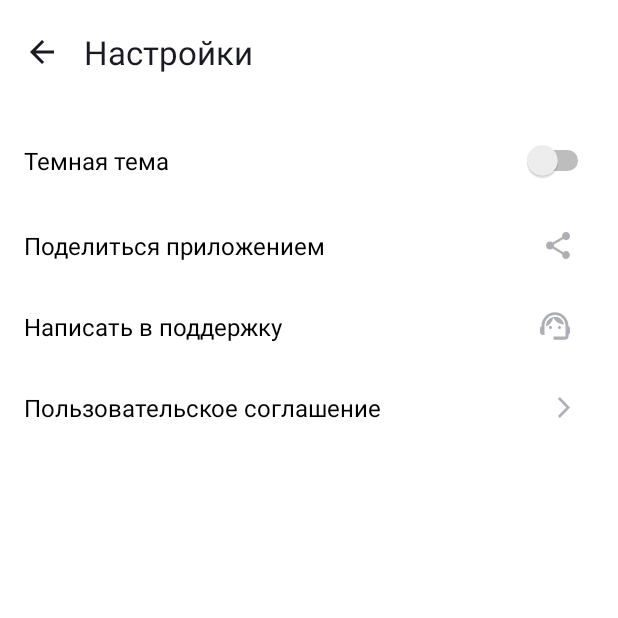
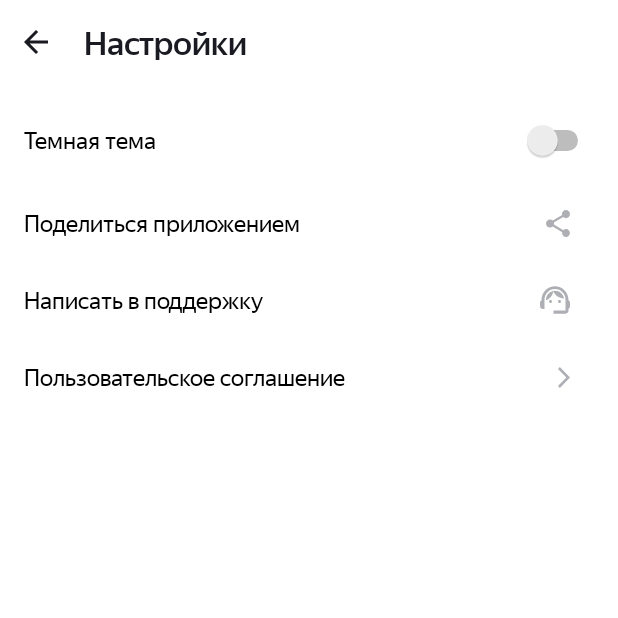
Before and after one commit to lsltnv/Playlist-Maker, an Android app: the SettingsActivity screen opened directly, with no data from a screen before it, on a phone screen of 412 x 824 dp, the top half of it. Run offline under Robolectric (Android 15) with nearby library versions, the phone set to English and light mode, and no system bars.

Commit message:
9.1.3 спринт

```diff
--- a/app/src/main/res/layout/activity_settings.xml
+++ b/app/src/main/res/layout/activity_settings.xml
@@ -3,50 +3,48 @@
 
     android:layout_width="match_parent"
     android:layout_height="match_parent"
-    android:orientation="vertical"
-    android:background="@color/background_app_white">
+    android:background="@color/background_app_white"
+    android:orientation="vertical">
 
-    <LinearLayout
+
+    <androidx.appcompat.widget.Toolbar
+        android:id="@+id/toolbar"
         android:layout_width="match_parent"
-        android:layout_height="wrap_content"
-        android:orientation="horizontal"
-        android:padding="20dp">
+        android:layout_height="?attr/actionBarSize"
+        android:padding="16dp">
+
 
         <ImageView
             android:id="@+id/ic_back_button"
             android:layout_width="wrap_content"
             android:layout_height="wrap_content"
-            android:src="@drawable/ic_back"
-            android:layout_gravity="center"/>
+            android:layout_gravity="start"
+
+            android:src="@drawable/ic_back" />
+
 
         <TextView
+            android:id="@+id/toolbar_title"
             android:layout_width="wrap_content"
             android:layout_height="wrap_content"
-
-            android:layout_gravity="start"
-            android:layout_marginStart="20dp"
-
+            android:layout_marginStart="40dp"
+            android:fontFamily="@font/ys_display_medium"
             android:text="@string/settings"
             android:textColor="@color/text_color_black"
-            android:textSize="@dimen/text_size_22sp"/>
-    </LinearLayout>
+            android:textSize="@dimen/text_size_22sp"
+
+            />
+
+
+    </androidx.appcompat.widget.Toolbar>
 
     <FrameLayout
-        android:layout_width="match_parent"
-        android:layout_height="wrap_content"
-
-        android:padding="@dimen/padding_16dp"
+        style="@style/settings_frame_layout"
         android:layout_marginTop="8dp">
 
         <TextView
-            android:layout_width="wrap_content"
-            android:layout_height="wrap_content"
-
-            android:layout_gravity="start|center_vertical"
-
-            android:text="@string/Dark_theme"
-            android:textSize="@dimen/text_size_16sp"
-            android:textColor="@color/text_color_black_settings"/>
+            style="@style/settings_text_style"
+            android:text="@string/Dark_theme" />
 
         <Switch
             android:layout_width="wrap_content"
@@ -54,82 +52,37 @@
             android:layout_gravity="end|center_vertical" />
     </FrameLayout>
 
-    <FrameLayout
-        android:layout_width="match_parent"
-        android:layout_height="wrap_content"
-
-        android:padding="@dimen/padding_16dp">
+    <FrameLayout style="@style/settings_frame_layout">
 
         <TextView
-            android:layout_width="wrap_content"
-            android:layout_height="wrap_content"
-
-            android:layout_gravity="start|center_vertical"
-
-            android:text="@string/share"
-            android:textSize="@dimen/text_size_16sp"
-            android:textColor="@color/text_color_black_settings"/>
+            style="@style/settings_text_style"
+            android:text="@string/share" />
 
         <ImageView
-            android:layout_width="wrap_content"
-            android:layout_height="wrap_content"
-
-            android:src="@drawable/ic_share"
-
-            android:layout_gravity="end|center_vertical"
-            android:layout_marginEnd="@dimen/padding_16dp"/>
+            style="@style/icon_settings"
+            android:src="@drawable/ic_share" />
     </FrameLayout>
 
-    <FrameLayout
-        android:layout_width="match_parent"
-        android:layout_height="wrap_content"
-
-        android:padding="@dimen/padding_16dp">
+    <FrameLayout style="@style/settings_frame_layout">
 
         <TextView
-            android:layout_width="wrap_content"
-            android:layout_height="wrap_content"
-
-            android:layout_gravity="start|center_vertical"
-
-            android:text="@string/support"
-            android:textSize="@dimen/text_size_16sp"
-            android:textColor="@color/text_color_black_settings"/>
+            style="@style/settings_text_style"
+            android:text="@string/support" />
 
         <ImageView
-            android:layout_width="wrap_content"
-            android:layout_height="wrap_content"
-
-            android:src="@drawable/ic_support"
-
-            android:layout_gravity="end|center_vertical"
-            android:layout_marginEnd="@dimen/padding_16dp"/>
+            style="@style/icon_settings"
+            android:src="@drawable/ic_support" />
     </FrameLayout>
 
-    <FrameLayout
-        android:layout_width="match_parent"
-        android:layout_height="wrap_content"
-
-        android:padding="@dimen/padding_16dp">
+    <FrameLayout style="@style/settings_frame_layout">
 
         <TextView
-            android:layout_width="wrap_content"
-            android:layout_height="wrap_content"
-
-            android:layout_gravity="start|center_vertical"
-
-            android:text="@string/user_agreement"
-            android:textSize="@dimen/text_size_16sp"
-            android:textColor="@color/text_color_black_settings"/>
+            style="@style/settings_text_style"
+            android:text="@string/user_agreement" />
 
         <ImageView
-            android:layout_width="wrap_content"
-            android:layout_height="wrap_content"
-
-            android:src="@drawable/ic_forward"
-
-            android:layout_gravity="end|center_vertical"
-            android:layout_marginEnd="@dimen/padding_16dp"/>
+            style="@style/icon_settings"
+            android:src="@drawable/ic_forward" />
     </FrameLayout>
 
 </LinearLayout>
--- a/app/src/main/res/values/dimens.xml
+++ b/app/src/main/res/values/dimens.xml
@@ -11,7 +11,4 @@
     <dimen name="padding_16dp">16dp</dimen>
 
 
-
-
-
 </resources>
--- /dev/null
+++ b/app/src/main/res/values/styles.xml
@@ -0,0 +1,54 @@
+<?xml version="1.0" encoding="utf-8"?>
+<resources>
+    <style name="main_button_style" parent="Widget.MaterialComponents.Button.UnelevatedButton">
+
+        <item name="android:layout_width">match_parent</item>
+        <item name="android:layout_height">0dp</item>
+        <item name="android:layout_weight">1</item>
+
+        <item name="android:foreground">?attr/selectableItemBackground</item>
+        <item name="cornerRadius">@dimen/corner_radius_20dp</item>
+        <item name="android:backgroundTint">@color/button_color_white</item>
+        <item name="android:layout_marginBottom">@dimen/button_space_16dp</item>
+
+
+        <item name="android:textSize">@dimen/text_size_22sp</item>
+        <item name="android:textAllCaps">false</item>
+        <item name="android:textColor">@color/text_color_black</item>
+        <item name="android:fontFamily">@font/ys_display_medium</item>
+        <item name="android:textFontWeight">500</item>
+
+        <item name="iconTint">@color/icon_color</item>
+        <item name="iconGravity">textStart</item>
+    </style>
+
+    <style name="settings_text_style">
+        <item name="android:layout_width">wrap_content</item>
+        <item name="android:layout_height">wrap_content</item>
+
+        <item name="android:layout_gravity">start|center_vertical</item>
+
+        <item name="android:textSize">@dimen/text_size_16sp</item>
+        <item name="android:textColor">@color/text_color_black_settings</item>
+        <item name="android:fontFamily">@font/ys_display_regular</item>
+    </style>
+
+    <style name="icon_settings">
+        <item name="android:layout_width">wrap_content</item>
+        <item name="android:layout_height">wrap_content</item>
+
+        <item name="android:layout_gravity">end|center_vertical</item>
+        <item name="android:layout_marginEnd">@dimen/padding_16dp</item>
+    </style>
+
+    <style name="settings_frame_layout">
+        <item name="android:layout_width">match_parent</item>
+        <item name="android:layout_height">wrap_content</item>
+        <item name="android:padding">@dimen/padding_16dp</item>
+
+
+    </style>
+
+
+
+</resources>
```
Also changed, not shown: app/src/main/res/layout/activity_main.xml (+14 -51 lines), app/src/main/res/font/ys_display_bold.ttf (added), app/src/main/res/font/ys_display_heavy.ttf (added), app/src/main/res/font/ys_display_light.ttf (added), app/src/main/res/font/ys_display_medium.ttf (added), app/src/main/res/font/ys_display_regular.ttf (added), app/src/main/res/font/ys_display_thin.ttf (added), app/src/main/res/font/ys_text_bold.ttf (added), app/src/main/res/font/ys_text_bold_italic.ttf (added), app/src/main/res/font/ys_text_light.ttf (added), app/src/main/res/font/ys_text_light_italic.ttf (added), app/src/main/res/font/ys_text_medium.ttf (added), app/src/main/res/font/ys_text_medium_italic.ttf (added), app/src/main/res/font/ys_text_regular.ttf (added), 1 more files.
